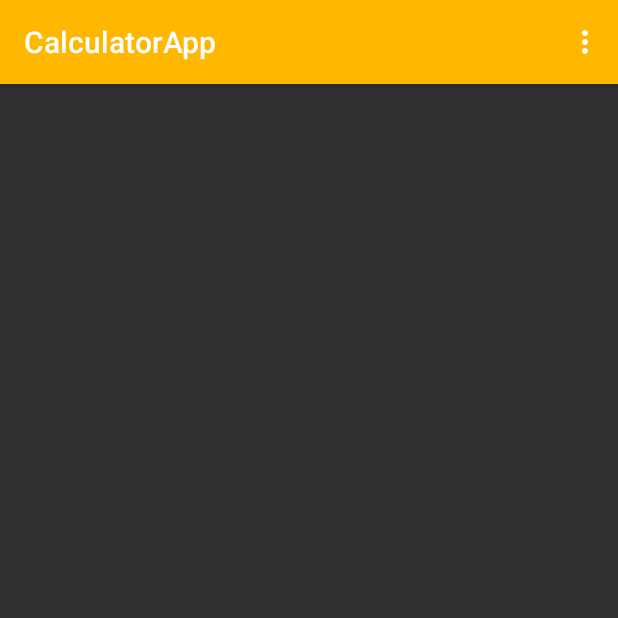
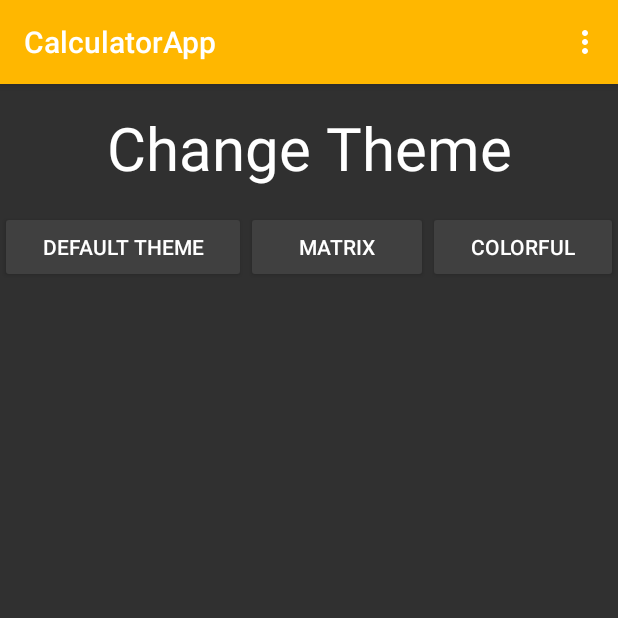
Before and after one commit to zacharymenter/calculator-app, an Android app: the screen it shows after launch (SettingsActivity), in the options menu, after a tap on "Settings", on a phone screen of 412 x 824 dp, the top half of it. Run offline under Robolectric (Android 15) with nearby library versions, the phone set to English and light mode, and no system bars.

Commit message:
Start adding other themes

```diff
--- a/app/src/main/AndroidManifest.xml
+++ b/app/src/main/AndroidManifest.xml
@@ -8,7 +8,7 @@
         android:label="@string/app_name"
         android:roundIcon="@mipmap/ic_launcher_round"
         android:supportsRtl="true"
-        android:theme="@style/Theme.CalculatorApp">
+        android:theme="@style/defaultTheme">
         <activity
             android:name=".SettingsActivity"
             android:exported="true" />
--- a/app/src/main/java/com/example/calculatorapp/MainActivity.kt
+++ b/app/src/main/java/com/example/calculatorapp/MainActivity.kt
@@ -1,6 +1,8 @@
 package com.example.calculatorapp
 
+import android.content.Context
 import android.content.Intent
+import android.content.SharedPreferences
 import androidx.appcompat.app.AppCompatActivity
 import android.os.Bundle
 import android.os.PersistableBundle
@@ -18,8 +20,26 @@ class MainActivity : AppCompatActivity() {
     private var canAddDecimal = true
     private var canAddMinus = true
 
+    lateinit var sharedPreferences: SharedPreferences
+    val themeKey = "default"
+
     override fun onCreate(savedInstanceState: Bundle?) {
         super.onCreate(savedInstanceState)
+
+        sharedPreferences = getSharedPreferences("ThemePref", Context.MODE_PRIVATE)
+
+        when (sharedPreferences.getString(themeKey, "default")) {
+            "default" -> {
+                theme.applyStyle(R.style.defaultTheme, true)
+            }
+            "matrix" -> {
+                theme.applyStyle(R.style.matrix, true)
+            }
+            "colorful" -> {
+                theme.applyStyle(R.style.colorful, true)
+            }
+        }
+
         setContentView(R.layout.activity_main)
 
         val button0 = findViewById<Button>(R.id.button0)
@@ -52,32 +72,23 @@ class MainActivity : AppCompatActivity() {
         val button9 = findViewById<Button>(R.id.button9)
         button9.setOnClickListener{ addNumber(button9.text.toString()) }
 
-        val acButton = findViewById<Button>(R.id.acButton)
-        acButton.setOnClickListener{ allClear() }
+        findViewById<Button>(R.id.acButton).setOnClickListener{ allClear() }
 
-        val backButton = findViewById<Button>(R.id.backspaceButton)
-        backButton.setOnClickListener{ backSpace() }
+        findViewById<Button>(R.id.backspaceButton).setOnClickListener{ backSpace() }
 
-        val expButton = findViewById<Button>(R.id.exponentButton)
-        expButton.setOnClickListener{ addOperator("^") }
+        findViewById<Button>(R.id.exponentButton).setOnClickListener{ addOperator("^") }
 
-        val divButton = findViewById<Button>(R.id.divideButton)
-        divButton.setOnClickListener{ addOperator("/") }
+        findViewById<Button>(R.id.divideButton).setOnClickListener{ addOperator("/") }
 
-        val timesButton = findViewById<Button>(R.id.timesButton)
-        timesButton.setOnClickListener{ addOperator("x") }
+        findViewById<Button>(R.id.timesButton).setOnClickListener{ addOperator("x") }
 
-        val plusButton = findViewById<Button>(R.id.plusButton)
-        plusButton.setOnClickListener { addOperator("+") }
+        findViewById<Button>(R.id.plusButton).setOnClickListener { addOperator("+") }
 
-        val minusButton = findViewById<Button>(R.id.minusButton)
-        minusButton.setOnClickListener{ addMinus() }
+        findViewById<Button>(R.id.minusButton).setOnClickListener{ addMinus() }
 
-        val decButton = findViewById<Button>(R.id.decimalButton)
-        decButton.setOnClickListener { addDecimal() }
+        findViewById<Button>(R.id.decimalButton).setOnClickListener { addDecimal() }
 
-        val equalsButton = findViewById<Button>(R.id.equalsButton)
-        equalsButton.setOnClickListener { calculate() }
+        findViewById<Button>(R.id.equalsButton).setOnClickListener { calculate() }
     }
 
     override fun onSaveInstanceState(outState: Bundle) {
--- a/app/src/main/java/com/example/calculatorapp/SettingsActivity.kt
+++ b/app/src/main/java/com/example/calculatorapp/SettingsActivity.kt
@@ -1,15 +1,45 @@
 package com.example.calculatorapp
 
+import android.content.Context
 import android.content.Intent
+import android.content.SharedPreferences
 import androidx.appcompat.app.AppCompatActivity
 import android.os.Bundle
 import android.view.Menu
 import android.view.MenuItem
+import android.widget.Button
 
 class SettingsActivity : AppCompatActivity() {
+    lateinit var sharedPreferences: SharedPreferences
+    val themeKey = "default"
+
     override fun onCreate(savedInstanceState: Bundle?) {
         super.onCreate(savedInstanceState)
+
+        sharedPreferences = getSharedPreferences("ThemePref", Context.MODE_PRIVATE)
+
+        when (sharedPreferences.getString(themeKey, "default")) {
+            "default" -> {
+                theme.applyStyle(R.style.defaultTheme, true)
+            }
+            "matrix" -> {
+                theme.applyStyle(R.style.matrix, true)
+            }
+            "colorful" -> {
+                theme.applyStyle(R.style.colorful, true)
+            }
+        }
+
         setContentView(R.layout.activity_settings)
+
+        val defaultTheme = findViewById<Button>(R.id.default_theme)
+        defaultTheme.setOnClickListener { changeTheme(defaultTheme.id) }
+
+        val matrix = findViewById<Button>(R.id.matrix_theme)
+        matrix.setOnClickListener { changeTheme(matrix.id) }
+
+        val theme2 = findViewById<Button>(R.id.colorful_theme)
+        theme2.setOnClickListener { changeTheme(theme2.id) }
     }
 
     override fun onCreateOptionsMenu(menu: Menu): Boolean {
@@ -31,4 +61,23 @@ class SettingsActivity : AppCompatActivity() {
         val intent = Intent(this, MainActivity::class.java)
         startActivity(intent)
     }
+
+    private fun changeTheme(id: Int) {
+        when (id) {
+            R.id.default_theme -> {
+                sharedPreferences.edit().putString(themeKey, "default").apply()
+            }
+            R.id.matrix_theme -> {
+                sharedPreferences.edit().putString(themeKey, "matrix").apply()
+            }
+            R.id.colorful_theme -> {
+                sharedPreferences.edit().putString(themeKey, "colorful").apply()
+            }
+        }
+
+        val intent = intent
+        intent.addFlags(Intent.FLAG_ACTIVITY_NO_ANIMATION)
+        finish()
+        startActivity(intent)
+    }
 }
--- a/app/src/main/res/layout/activity_settings.xml
+++ b/app/src/main/res/layout/activity_settings.xml
@@ -1,9 +1,47 @@
 <?xml version="1.0" encoding="utf-8"?>
-<androidx.constraintlayout.widget.ConstraintLayout xmlns:android="http://schemas.android.com/apk/res/android"
-    xmlns:app="http://schemas.android.com/apk/res-auto"
+<LinearLayout xmlns:android="http://schemas.android.com/apk/res/android"
     xmlns:tools="http://schemas.android.com/tools"
     android:layout_width="match_parent"
     android:layout_height="match_parent"
-    tools:context=".SettingsActivity">
+    xmlns:app="http://schemas.android.com/apk/res-auto"
+    tools:context=".SettingsActivity"
+    android:orientation="vertical">
 
-</androidx.constraintlayout.widget.ConstraintLayout>
+    <TextView
+        android:id="@+id/theme_text"
+        android:layout_width="match_parent"
+        android:layout_height="wrap_content"
+        android:text="@string/change_theme"
+        android:textSize="40sp"
+        android:textColor="@color/white"
+        android:textAlignment="center"
+        android:padding="15dp"/>
+
+    <androidx.gridlayout.widget.GridLayout
+        android:layout_width="match_parent"
+        android:layout_height="match_parent"
+        app:columnCount="3">
+
+        <Button
+            android:id="@+id/default_theme"
+            android:layout_width="wrap_content"
+            android:layout_height="wrap_content"
+            android:text="@string/default_theme"
+            app:layout_columnWeight="3"/>
+        <Button
+            android:id="@+id/matrix_theme"
+            android:layout_width="wrap_content"
+            android:layout_height="wrap_content"
+            android:text="@string/matrix"
+            app:layout_columnWeight="3"/>
+
+        <Button
+            android:id="@+id/colorful_theme"
+            android:layout_width="wrap_content"
+            android:layout_height="wrap_content"
+            android:text="@string/colorful"
+            app:layout_columnWeight="3"/>
+
+    </androidx.gridlayout.widget.GridLayout>
+
+</LinearLayout>
--- a/app/src/main/res/values/colors.xml
+++ b/app/src/main/res/values/colors.xml
@@ -4,4 +4,6 @@
     <color name="orange">#FFB700</color>
     <color name="black">#FF000000</color>
     <color name="white">#FFFFFFFF</color>
+    <color name="gray">#404040</color>
+    <color name="matrix_green">#00FF00</color>
 </resources>
--- a/app/src/main/res/values/strings.xml
+++ b/app/src/main/res/values/strings.xml
@@ -2,4 +2,8 @@
     <string name="app_name">CalculatorApp</string>
     <string name="menu_settings">Settings</string>
     <string name="menu_calculator">Calculator</string>
+    <string name="change_theme">Change Theme</string>
+    <string name="default_theme">Default Theme</string>
+    <string name="matrix">Matrix</string>
+    <string name="colorful">Colorful</string>
 </resources>
--- a/app/src/main/res/values/styles.xml
+++ b/app/src/main/res/values/styles.xml
@@ -2,14 +2,13 @@
 <resources>
 
     <style name="numberButton">
+        <item name="background">@null</item>
         <item name="android:textSize">25sp</item>
-        <item name="android:textColor">@color/white</item>
     </style>
 
     <style name="operatorButton">
         <item name="background">@null</item>
         <item name="android:textSize">25sp</item>
-        <item name="android:textColor">@color/orange</item>
     </style>
 
 </resources>
--- a/app/src/main/res/values/themes.xml
+++ b/app/src/main/res/values/themes.xml
@@ -1,12 +1,23 @@
 <resources xmlns:tools="http://schemas.android.com/tools">
+
     <!-- Base application theme. -->
-    <style name="Theme.CalculatorApp" parent="Theme.AppCompat">
-        <!-- Primary brand color. -->
+    <style name="defaultTheme" parent="Theme.AppCompat">
         <item name="colorPrimary">@color/orange</item>
         <item name="colorPrimaryVariant">@color/black</item>
         <item name="colorOnPrimary">@color/white</item>
-        <!-- Status bar color. -->
-        <item name="android:statusBarColor" tools:targetApi="l">?attr/colorPrimaryVariant</item>
-        <!-- Customize your theme here. -->
+        <item name="colorButtonNormal">@color/gray</item>
+        <item name="android:textColor">@color/white</item>
+    </style>
+
+    <style name="matrix" parent="Theme.AppCompat">
+        <item name="colorPrimary">@color/matrix_green</item>
+        <item name="colorPrimaryVariant">@color/black</item>
+        <item name="colorOnPrimary">@color/white</item>
+        <item name="colorButtonNormal">@color/black</item>
+        <item name="android:textColor">@color/matrix_green</item>
+    </style>
+
+    <style name="colorful" parent="Theme.AppCompat">
+
     </style>
 </resources>
```
